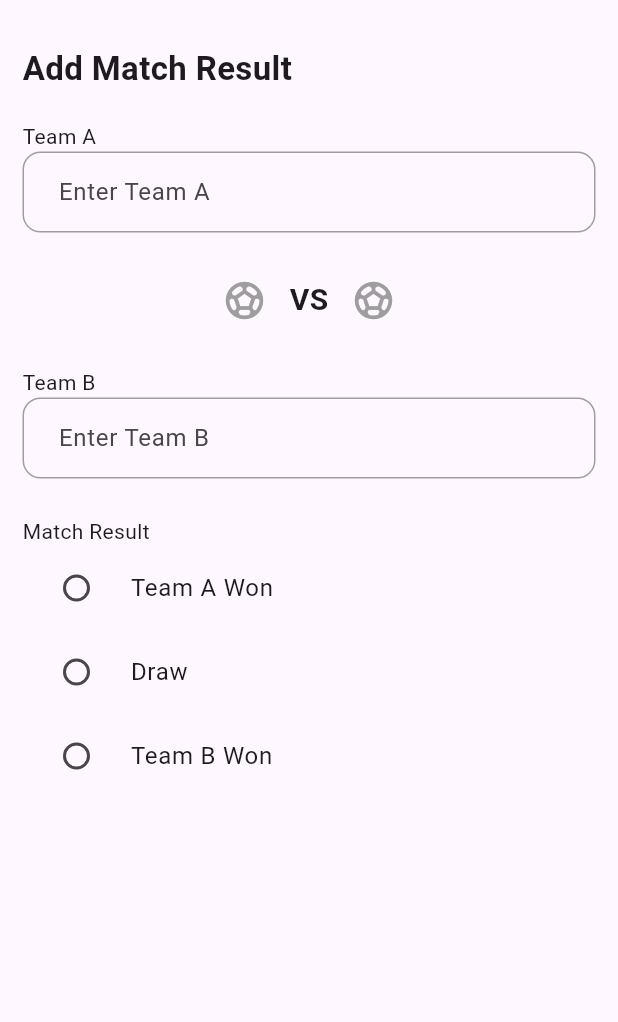
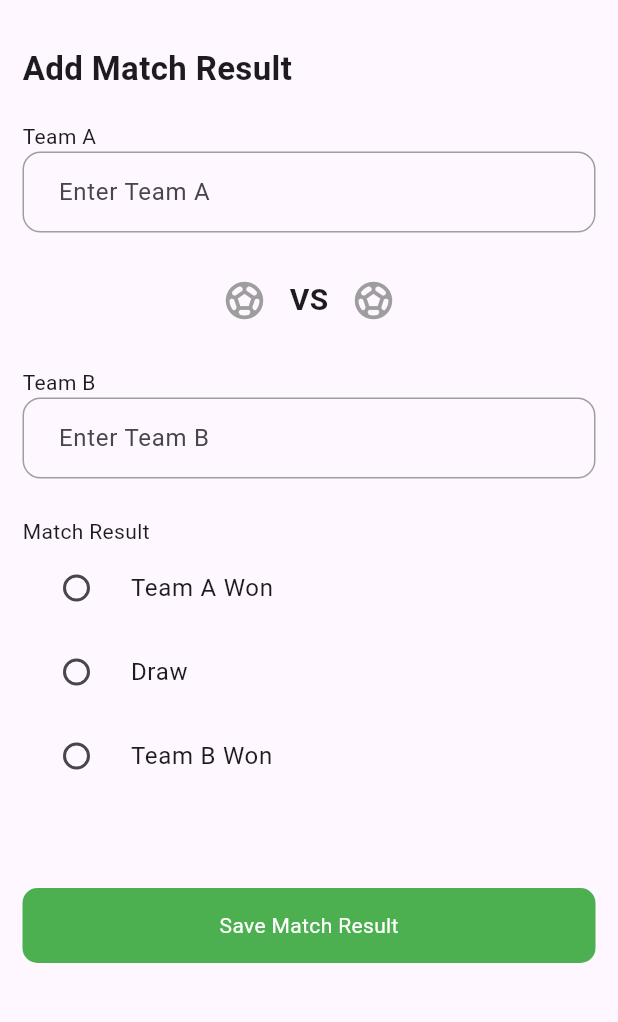
Before and after one commit to iYoussefAdly/league_track, a Flutter app: the AddMatchView screen opened by its route, on a phone screen of 412 x 824 dp, the part 84-1106 px from its top. Run offline on Flutter 3.47's test engine with Material 3 defaults, Android fonts, the phone set to English and light mode, and no system bars; our stand-ins replace font_awesome_flutter.

Commit message:
add CustomSaveButton

```diff
--- /dev/null
+++ b/lib/helpers/show_snack_bar.dart
@@ -0,0 +1,7 @@
+  import 'package:flutter/material.dart';
+
+void showSnackBar(BuildContext context, String message) {
+    ScaffoldMessenger.of(
+      context,
+    ).showSnackBar(SnackBar(content: Text(message)));
+  }
--- a/lib/widgets/add_match_body.dart
+++ b/lib/widgets/add_match_body.dart
@@ -1,4 +1,5 @@
 import 'package:flutter/material.dart';
+import 'package:league_track/widgets/cusotm_save_button.dart';
 import 'package:league_track/widgets/custom_text_field.dart';
 import 'package:league_track/widgets/custom_title.dart';
 import 'package:league_track/widgets/match_result_selector.dart';
@@ -21,6 +22,7 @@ class _AddMatchBodyState extends State<AddMatchBody> {
     return Padding(
       padding: const EdgeInsets.symmetric(horizontal: 15, vertical: 30),
       child: ListView(
+       shrinkWrap: true,
         children: [
           const CustomTitle(title: "Add Match Result"),
           const SizedBox(height: 20),
@@ -51,6 +53,11 @@ class _AddMatchBodyState extends State<AddMatchBody> {
               });
             },
           ),
+          SizedBox(height: 60,),
+          CusotmSaveButton(onTap: ()
+          {
+
+          },)
         ],
       ),
     );
--- /dev/null
+++ b/lib/widgets/cusotm_save_button.dart
@@ -0,0 +1,22 @@
+import 'package:flutter/material.dart';
+import 'package:league_track/constants.dart';
+
+class CusotmSaveButton extends StatelessWidget {
+  const CusotmSaveButton({super.key,required this.onTap});
+ final void Function()? onTap;
+  @override
+  Widget build(BuildContext context) {
+    return GestureDetector(
+      onTap:onTap ,
+      child: Container(
+        height:50 ,
+        width: MediaQuery.of(context).size.width,
+        decoration: BoxDecoration(
+          borderRadius: BorderRadius.circular(10),
+         color: kPrimaryColor,
+        ),
+        child: Center(child: Text('Save Match Result',style: TextStyle(color: Colors.white),)),
+      ),
+    );
+  }
+}
```
